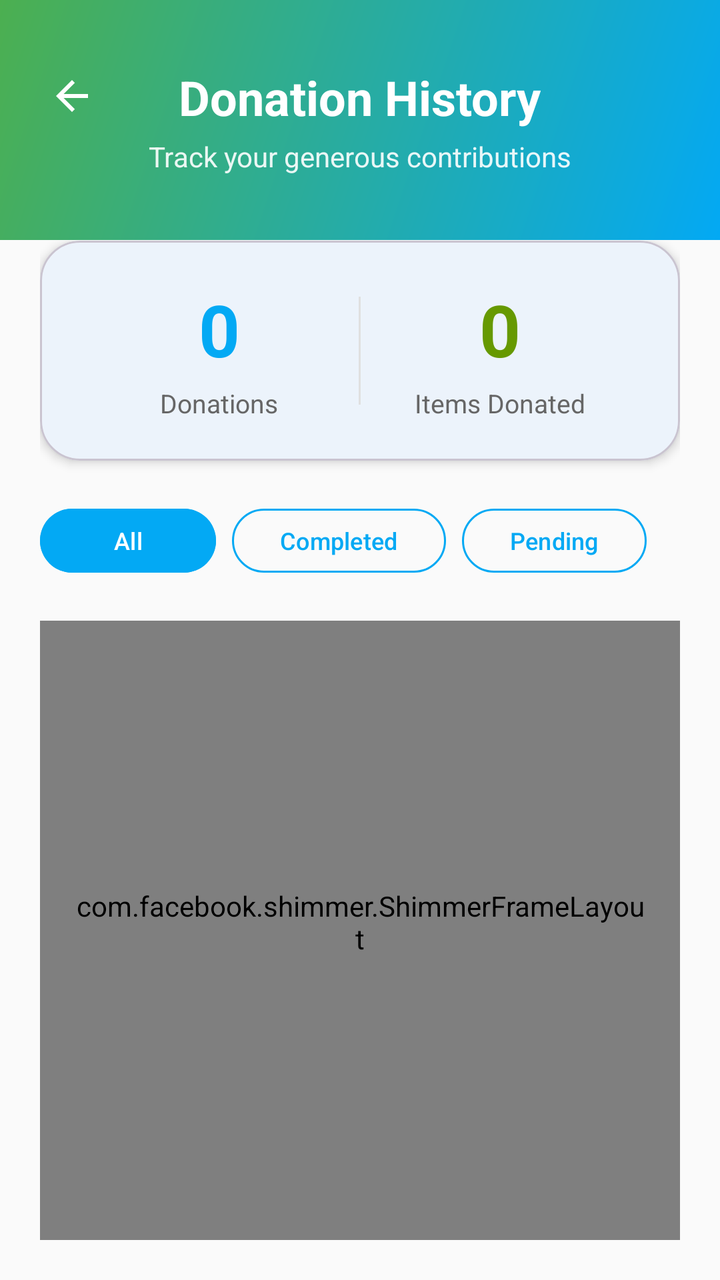
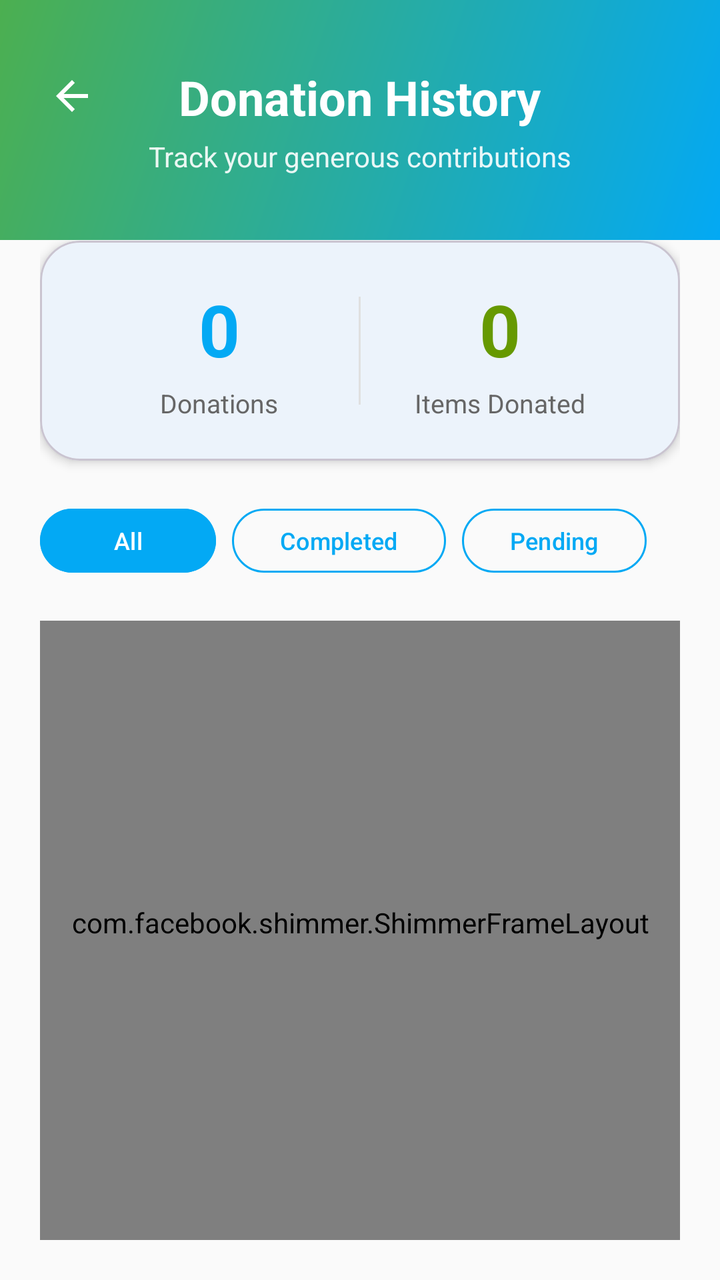

Two renders of the same Android screen: before a commit and after it. Below are the layout's source before the change and the commit's diff.
<!-- AndroidManifest.xml: application theme Theme.GiveEase -->
<!-- res/layout/fragment_donation_history.xml -->
<?xml version="1.0" encoding="utf-8"?>
<LinearLayout xmlns:android="http://schemas.android.com/apk/res/android"
    xmlns:app="http://schemas.android.com/apk/res-auto"
    android:layout_width="match_parent"
    android:layout_height="match_parent"
    android:orientation="vertical"
    android:background="@color/background">

    <RelativeLayout
        android:layout_width="match_parent"
        android:layout_height="120dp"
        android:background="@drawable/home_header_gradient"
        android:paddingHorizontal="20dp"
        android:paddingTop="16dp">

        <ImageView
            android:id="@+id/btnBack"
            android:layout_width="32dp"
            android:layout_height="32dp"
            android:layout_alignParentTop="true"
            android:layout_marginTop="16dp"
            android:background="?attr/selectableItemBackgroundBorderless"
            android:clickable="true"
            android:contentDescription="Back"
            android:focusable="true"
            android:padding="4dp"
            android:src="@drawable/ic_back"
            app:tint="@android:color/white" />

        <LinearLayout
            android:layout_width="wrap_content"
            android:layout_height="wrap_content"
            android:layout_centerInParent="true"
            android:orientation="vertical"
            android:gravity="center">

            <TextView
                android:layout_width="wrap_content"
                android:layout_height="wrap_content"
                android:text="Donation History"
                android:textSize="24sp"
                android:textStyle="bold"
                android:textColor="@android:color/white" />

            <TextView
                android:layout_width="wrap_content"
                android:layout_height="wrap_content"
                android:text="Track your generous contributions"
                android:textSize="14sp"
                android:textColor="@android:color/white"
                android:alpha="0.9"
                android:layout_marginTop="4dp" />
        </LinearLayout>
    </RelativeLayout>

    <LinearLayout
        android:layout_width="match_parent"
        android:layout_height="match_parent"
        android:orientation="vertical"
        android:padding="20dp"
        android:layout_marginTop="-20dp">

        <com.google.android.material.card.MaterialCardView
            android:layout_width="match_parent"
            android:layout_height="wrap_content"
            android:layout_marginBottom="20dp"
            app:cardCornerRadius="20dp"
            app:cardElevation="3dp"
            app:cardBackgroundColor="@android:color/white">

            <LinearLayout
                android:layout_width="match_parent"
                android:layout_height="wrap_content"
                android:orientation="horizontal"
                android:padding="20dp">

                <LinearLayout
                    android:layout_width="0dp"
                    android:layout_weight="1"
                    android:layout_height="wrap_content"
                    android:orientation="vertical"
                    android:gravity="center">

                    <TextView
                        android:id="@+id/tvTotalDonations"
                        android:layout_width="wrap_content"
                        android:layout_height="wrap_content"
                        android:text="0"
                        android:textSize="36sp"
                        android:textStyle="bold"
                        android:textColor="@color/secondary" />

                    <TextView
                        android:layout_width="wrap_content"
                        android:layout_height="wrap_content"
                        android:text="Donations"
                        android:textSize="13sp"
                        android:textColor="#666666"
                        android:layout_marginTop="4dp"
                        android:gravity="center" />
                </LinearLayout>

                <View
                    android:layout_width="1dp"
                    android:layout_height="match_parent"
                    android:layout_marginVertical="8dp"
                    android:background="#E0E0E0" />

                <LinearLayout
                    android:layout_width="0dp"
                    android:layout_weight="1"
                    android:layout_height="wrap_content"
                    android:orientation="vertical"
                    android:gravity="center">

                    <TextView
                        android:id="@+id/tvTotalAmount"
                        android:layout_width="wrap_content"
                        android:layout_height="wrap_content"
                        android:text="0"
                        android:textSize="36sp"
                        android:textStyle="bold"
                        android:textColor="@android:color/holo_green_dark" />

                    <TextView
                        android:layout_width="wrap_content"
                        android:layout_height="wrap_content"
                        android:text="Items Donated"
                        android:textSize="13sp"
                        android:textColor="#666666"
                        android:layout_marginTop="4dp"
                        android:gravity="center" />
                </LinearLayout>
            </LinearLayout>
        </com.google.android.material.card.MaterialCardView>

        <LinearLayout
            android:layout_width="match_parent"
            android:layout_height="wrap_content"
            android:orientation="horizontal"
            android:layout_marginBottom="20dp">

            <com.google.android.material.button.MaterialButton
                android:id="@+id/btnFilterAll"
                android:layout_width="wrap_content"
                android:layout_height="40dp"
                android:text="All"
                android:textSize="12sp"
                app:cornerRadius="20dp"
                android:backgroundTint="@color/secondary"
                android:layout_marginEnd="8dp"
                style="@style/Widget.Material3.Button" />

            <com.google.android.material.button.MaterialButton
                android:id="@+id/btnFilterCompleted"
                android:layout_width="wrap_content"
                android:layout_height="40dp"
                android:text="Completed"
                android:textSize="12sp"
                app:cornerRadius="20dp"
                app:strokeColor="@color/secondary"
                app:strokeWidth="1dp"
                android:textColor="@color/secondary"
                android:backgroundTint="@android:color/transparent"
                android:layout_marginEnd="8dp"
                style="@style/Widget.Material3.Button.OutlinedButton" />

            <com.google.android.material.button.MaterialButton
                android:id="@+id/btnFilterPending"
                android:layout_width="wrap_content"
                android:layout_height="40dp"
                android:text="Pending"
                android:textSize="12sp"
                app:cornerRadius="20dp"
                app:strokeColor="@color/secondary"
                app:strokeWidth="1dp"
                android:textColor="@color/secondary"
                android:backgroundTint="@android:color/transparent"
                style="@style/Widget.Material3.Button.OutlinedButton" />
        </LinearLayout>

        <com.facebook.shimmer.ShimmerFrameLayout
            android:id="@+id/shimmerLayout"
            android:layout_width="match_parent"
            android:layout_height="0dp"
            android:layout_weight="1"
            android:paddingTop="8dp"
            android:paddingBottom="16dp"
            android:paddingHorizontal="16dp"
            app:shimmer_auto_start="true">

            <LinearLayout
                android:layout_width="match_parent"
                android:layout_height="wrap_content"
                android:orientation="vertical">
                <include layout="@layout/item_donation_shimmer" />
                <include layout="@layout/item_donation_shimmer" />
                <include layout="@layout/item_donation_shimmer" />
                <include layout="@layout/item_donation_shimmer" />
            </LinearLayout>
        </com.facebook.shimmer.ShimmerFrameLayout>

        <androidx.recyclerview.widget.RecyclerView
            android:id="@+id/recyclerViewDonations"
            android:layout_width="match_parent"
            android:layout_height="0dp"
            android:layout_weight="1"
            android:clipToPadding="false"
            android:visibility="gone"
            android:paddingTop="8dp"
            android:paddingBottom="16dp"
            android:paddingHorizontal="16dp" />

        <LinearLayout
            android:id="@+id/layoutEmptyState"
            android:layout_width="match_parent"
            android:layout_height="0dp"
            android:layout_weight="1"
            android:orientation="vertical"
            android:gravity="center"
            android:visibility="gone">

            <ImageView
                android:layout_width="80dp"
                android:layout_height="80dp"
                android:src="@drawable/ic_donation"
                app:tint="#CCCCCC"
                android:layout_marginBottom="16dp" />

            <TextView
                android:layout_width="wrap_content"
                android:layout_height="wrap_content"
                android:text="No donations yet"
                android:textSize="18sp"
                android:textStyle="bold"
                android:textColor="#666666"
                android:layout_marginBottom="8dp" />

            <TextView
                android:layout_width="wrap_content"
                android:layout_height="wrap_content"
                android:text="Start making a difference today!"
                android:textSize="14sp"
                android:textColor="#999999"
                android:gravity="center" />

            <com.google.android.material.button.MaterialButton
                android:id="@+id/btnStartDonating"
                android:layout_width="wrap_content"
                android:layout_height="48dp"
                android:text="Start Donating"
                android:textSize="14sp"
                app:cornerRadius="24dp"
                android:backgroundTint="@color/secondary"
                android:layout_marginTop="20dp"
                style="@style/Widget.Material3.Button" />
        </LinearLayout>
    </LinearLayout>
</LinearLayout>
<!-- res/layout/item_donation_shimmer.xml (included above) -->
<?xml version="1.0" encoding="utf-8"?>
<com.google.android.material.card.MaterialCardView xmlns:android="http://schemas.android.com/apk/res/android"
    xmlns:app="http://schemas.android.com/apk/res-auto"
    android:layout_width="match_parent"
    android:layout_height="wrap_content"
    android:layout_marginBottom="12dp"
    app:cardCornerRadius="16dp"
    app:cardElevation="2dp"
    app:cardBackgroundColor="@android:color/white">

    <LinearLayout
        android:layout_width="match_parent"
        android:layout_height="wrap_content"
        android:orientation="horizontal"
        android:padding="16dp"
        android:gravity="center_vertical">

        
        <View
            android:layout_width="4dp"
            android:layout_height="80dp"
            android:background="#E0E0E0"
            android:layout_marginEnd="16dp" />

        <LinearLayout
            android:layout_width="0dp"
            android:layout_weight="1"
            android:layout_height="wrap_content"
            android:orientation="vertical">

            <LinearLayout
                android:layout_width="match_parent"
                android:layout_height="wrap_content"
                android:orientation="horizontal"
                android:gravity="center_vertical"
                android:layout_marginBottom="4dp">

                
                <View
                    android:layout_width="0dp"
                    android:layout_weight="1"
                    android:layout_height="20dp"
                    android:background="#E0E0E0"
                    android:layout_marginEnd="16dp" />

                
                <View
                    android:layout_width="40dp"
                    android:layout_height="14dp"
                    android:background="#E0E0E0"
                    android:layout_marginStart="8dp" />
            </LinearLayout>

            
            <View
                android:layout_width="match_parent"
                android:layout_height="16dp"
                android:background="#E0E0E0"
                android:layout_marginEnd="60dp"
                android:layout_marginBottom="8dp" />

            <LinearLayout
                android:layout_width="match_parent"
                android:layout_height="wrap_content"
                android:orientation="horizontal"
                android:gravity="center_vertical">

                
                <View
                    android:layout_width="60dp"
                    android:layout_height="20dp"
                    android:background="#E0E0E0" />

                
                <View
                    android:layout_width="50dp"
                    android:layout_height="20dp"
                    android:background="#E0E0E0"
                    android:layout_marginStart="8dp" />
            </LinearLayout>
        </LinearLayout>

        <LinearLayout
            android:layout_width="wrap_content"
            android:layout_height="wrap_content"
            android:orientation="vertical"
            android:gravity="end"
            android:layout_marginStart="12dp">

            
            <View
                android:layout_width="60dp"
                android:layout_height="24dp"
                android:background="#E0E0E0"
                android:layout_marginBottom="4dp" />

            
            <View
                android:layout_width="24dp"
                android:layout_height="24dp"
                android:background="#E0E0E0" />
        </LinearLayout>
    </LinearLayout>
</com.google.android.material.card.MaterialCardView>
<!-- resources referenced by this layout -->
<resources>
  <color name="background">#FAFAFA</color>
  <color name="secondary">#03A9F4</color>
  <!-- drawable home_header_gradient (drawable) -->
  <shape xmlns:android="http://schemas.android.com/apk/res/android">
      <gradient
          android:angle="135"
          android:startColor="@color/secondary"
          android:endColor="@color/primary"
          android:type="linear" />
  </shape>
  <!-- drawable ic_back (drawable) -->
  <vector xmlns:android="http://schemas.android.com/apk/res/android"
      android:width="24dp"
      android:height="24dp"
      android:viewportWidth="24"
      android:viewportHeight="24">
      <path
          android:fillColor="#FF000000"
          android:pathData="M20,11H7.83l5.59,-5.59L12,4l-8,8 8,8 1.41,-1.41L7.83,13H20v-2z"/>
  </vector>
  <!-- drawable ic_donation: png bitmap (drawable, 513 bytes) -->
  <style name="Theme.GiveEase" parent="Theme.Material3.Light.NoActionBar">
          
          <item name="colorPrimary">@color/primary_blue</item>
          <item name="colorOnPrimary">@color/white</item>
          <item name="colorSecondary">@color/teal_200</item>
          <item name="colorOnSecondary">@color/black</item>
  
          
          <item name="android:windowBackground">@color/background</item>
          <item name="colorSurface">@color/surface</item>
          <item name="colorOnSurface">@color/onSurface</item>
          <item name="colorOnBackground">@color/onBackground</item>
  
          
          <item name="android:statusBarColor" tools:targetApi="l">?attr/colorPrimary</item>
  
      </style>
  <color name="primary">#4CAF50</color>
  <color name="primary_blue">#1976D2</color>
  <color name="white">#FFFFFFFF</color>
  <color name="teal_200">#FF03DAC5</color>
  <color name="black">#FF000000</color>
  <color name="surface">#FFFFFF</color>
  <color name="onSurface">#212121</color>
  <color name="onBackground">#212121</color>
</resources>

<!-- the commit's change to res/layout/fragment_donation_history.xml (unified diff, before → after) -->
@@ -186,7 +186,6 @@
             android:layout_weight="1"
             android:paddingTop="8dp"
             android:paddingBottom="16dp"
-            android:paddingHorizontal="16dp"
             app:shimmer_auto_start="true">
 
             <LinearLayout
@@ -208,8 +207,7 @@
             android:clipToPadding="false"
             android:visibility="gone"
             android:paddingTop="8dp"
-            android:paddingBottom="16dp"
-            android:paddingHorizontal="16dp" />
+            android:paddingBottom="16dp" />
 
         <LinearLayout
             android:id="@+id/layoutEmptyState"
